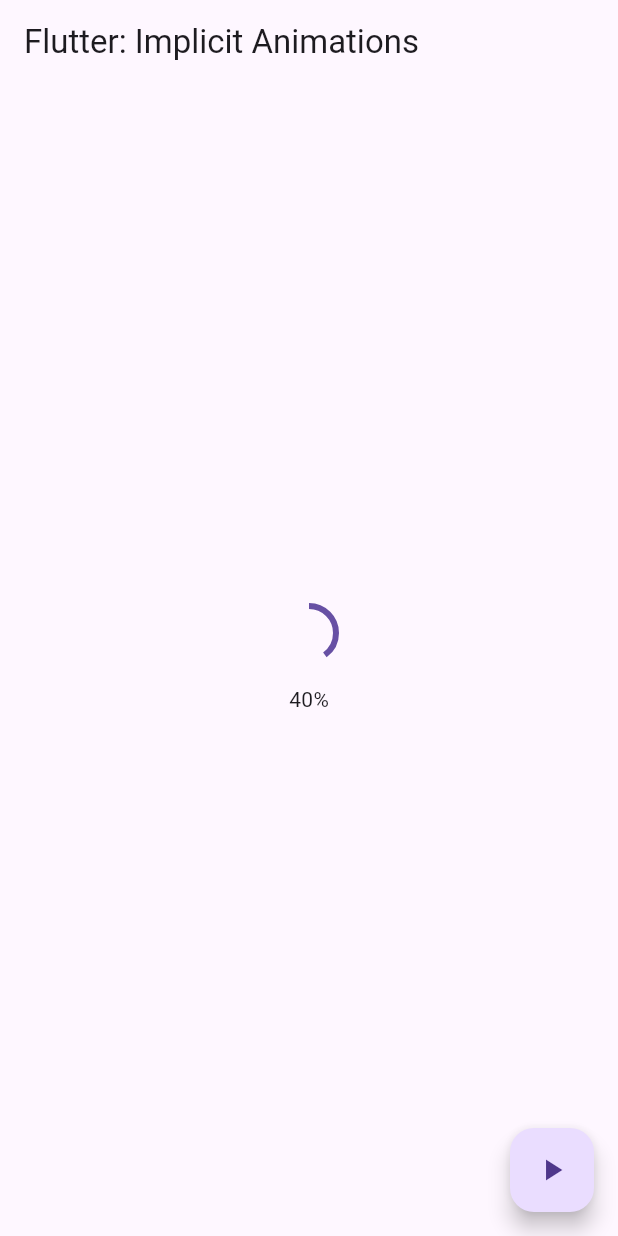
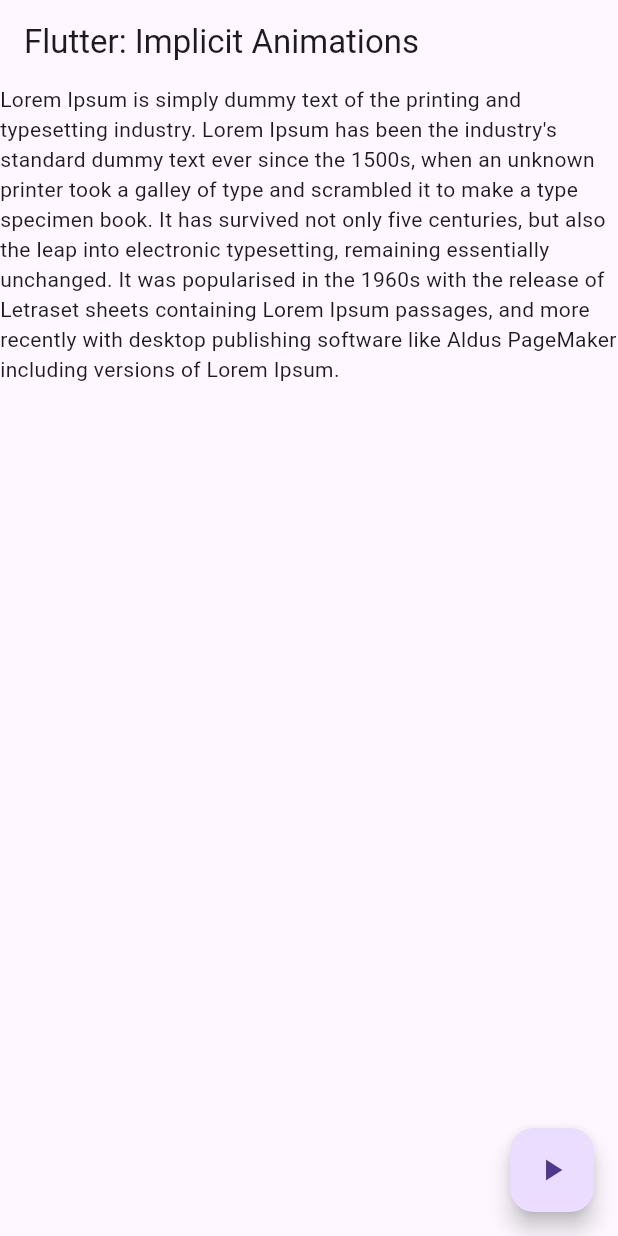
Before and after one commit to taydinadnan/flutterUIwidgets, a Flutter app: the screen it shows after launch, after a tap on the "play arrow" icon, on a phone screen of 412 x 824 dp. Run offline on Flutter 3.47's test engine with Material 3 defaults, Android fonts, the light colour scheme and no system bars.

Commit message:
Animated text

```diff
--- a/ImplicitFlutterAnimations/implicit_animations/lib/main.dart
+++ b/ImplicitFlutterAnimations/implicit_animations/lib/main.dart
@@ -1,7 +1,8 @@
 import 'package:flutter/material.dart';
+import 'package:implicit_animations/text_animation.dart';
 
 void main() {
-  runApp(MyApp());
+  runApp(MyApp1());
 }
 
 class MyApp extends StatelessWidget {
--- /dev/null
+++ b/ImplicitFlutterAnimations/implicit_animations/lib/text_animation.dart
@@ -0,0 +1,65 @@
+import 'package:flutter/material.dart';
+
+class MyApp1 extends StatelessWidget {
+  const MyApp1({super.key});
+  // This widget is the root of your application.
+  @override
+  Widget build(BuildContext context) {
+    return MaterialApp(
+      title: 'Flutter Demo',
+      theme: ThemeData(
+        primarySwatch: Colors.blue,
+        visualDensity: VisualDensity.adaptivePlatformDensity,
+      ),
+      home: const TextAnimation(title: 'Flutter: Implicit Animations'),
+    );
+  }
+}
+
+class TextAnimation extends StatefulWidget {
+  const TextAnimation({Key? key, required this.title}) : super(key: key);
+
+  final String title;
+
+  @override
+  State<TextAnimation> createState() => _TextAnimationState();
+}
+
+class _TextAnimationState extends State<TextAnimation> {
+  double _size = 0;
+
+  bool _showBox = false;
+
+  @override
+  Widget build(BuildContext context) {
+    return Scaffold(
+      appBar: AppBar(
+        title: Text(widget.title),
+      ),
+      body: AnimatedContainer(
+        transformAlignment: Alignment.centerRight,
+        duration: const Duration(milliseconds: 1000),
+        width: _size,
+        height: 200,
+        color: Colors.transparent,
+        child: AnimatedOpacity(
+          curve: Curves.easeIn,
+          duration: const Duration(milliseconds: 500),
+          opacity: _showBox ? 1.0 : 0.0,
+          child: const Text(
+              "Lorem Ipsum is simply dummy text of the printing and typesetting industry. Lorem Ipsum has been the industry's standard dummy text ever since the 1500s, when an unknown printer took a galley of type and scrambled it to make a type specimen book. It has survived not only five centuries, but also the leap into electronic typesetting, remaining essentially unchanged. It was popularised in the 1960s with the release of Letraset sheets containing Lorem Ipsum passages, and more recently with desktop publishing software like Aldus PageMaker including versions of Lorem Ipsum. "),
+        ),
+      ),
+      floatingActionButton: FloatingActionButton(
+        onPressed: () {
+          setState(() {
+            _size = _size == 0 ? MediaQuery.of(context).size.width : 0;
+
+            _showBox = !_showBox;
+          });
+        },
+        child: const Icon(Icons.play_arrow),
+      ),
+    );
+  }
+}
```
